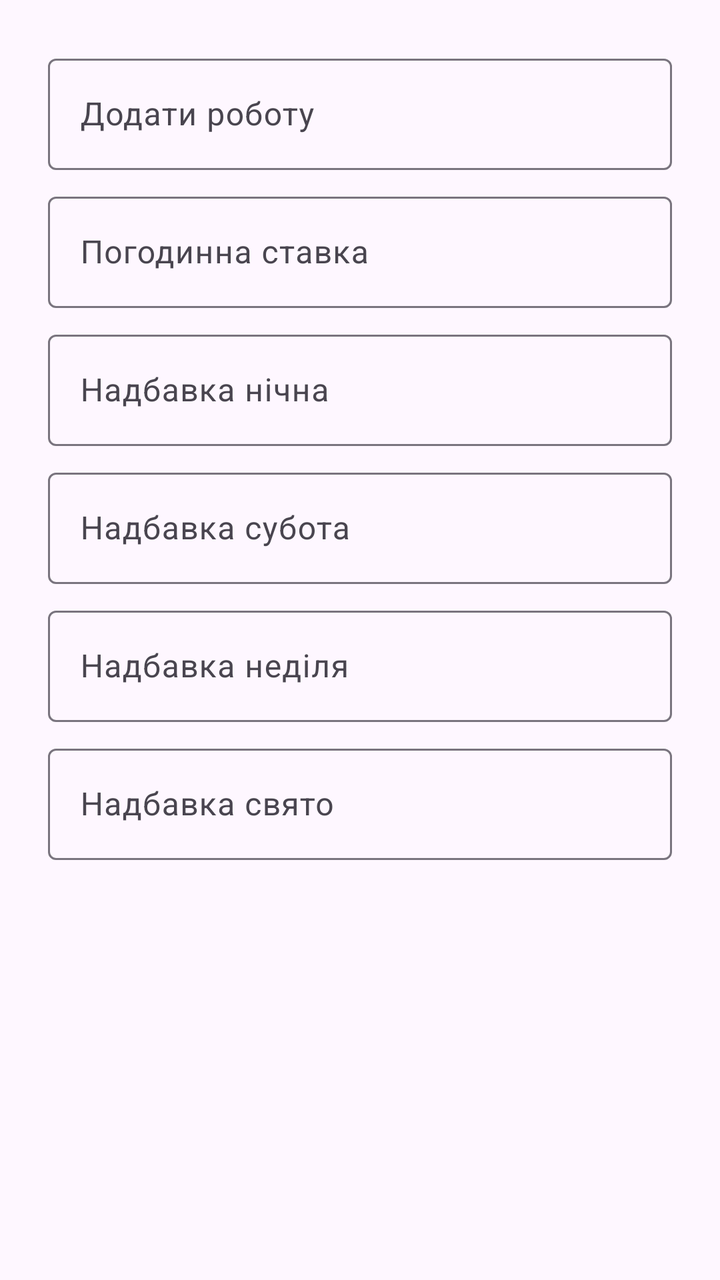
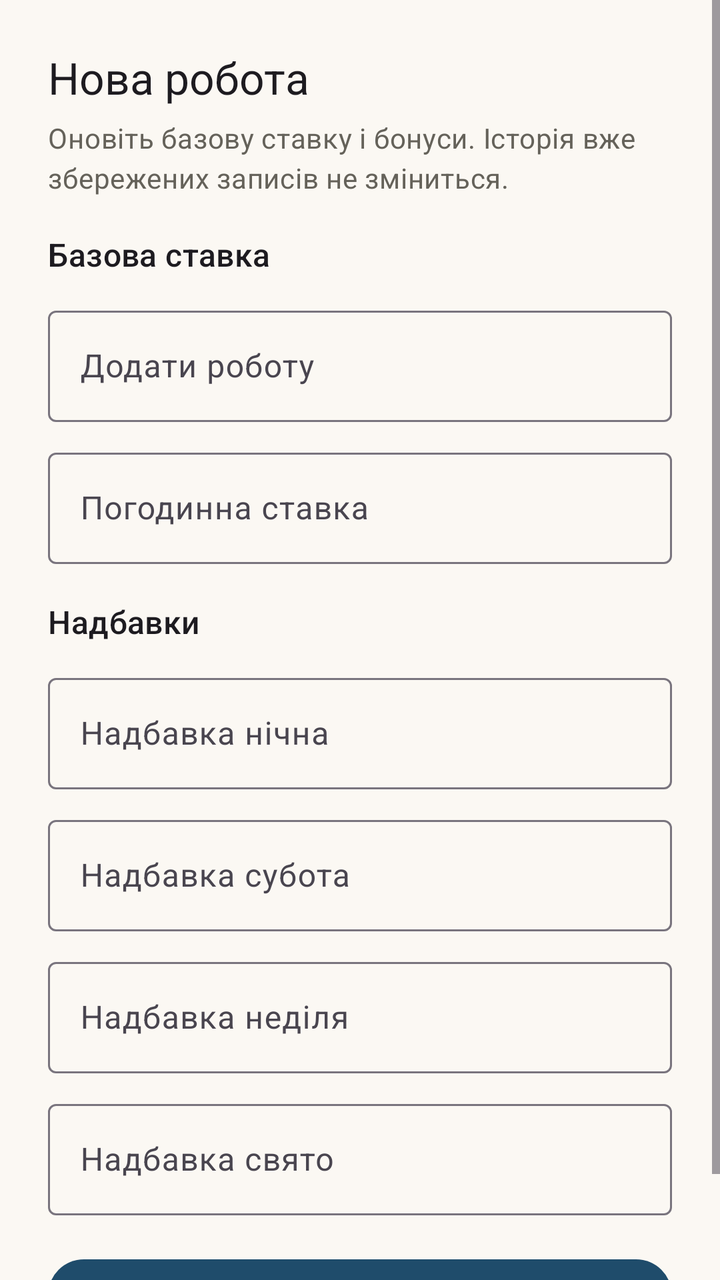

The first picture is an Android layout as it rendered before a commit; the second is the same layout after the commit. The layout source and the unified diff follow.
<!-- AndroidManifest.xml: application theme Theme.WorkTracker -->
<!-- res/layout/dialog_add_job.xml -->
<LinearLayout xmlns:android="http://schemas.android.com/apk/res/android"
    android:layout_width="match_parent"
    android:layout_height="wrap_content"
    android:orientation="vertical"
    android:padding="24dp">

    <com.google.android.material.textfield.TextInputLayout
        android:layout_width="match_parent"
        android:layout_height="wrap_content">
        <com.google.android.material.textfield.TextInputEditText
            android:id="@+id/editJobName"
            android:layout_width="match_parent"
            android:layout_height="wrap_content"
            android:hint="@string/add_job"/>
    </com.google.android.material.textfield.TextInputLayout>

    <com.google.android.material.textfield.TextInputLayout
        android:layout_width="match_parent"
        android:layout_height="wrap_content"
        android:layout_marginTop="8dp">
        <com.google.android.material.textfield.TextInputEditText
            android:id="@+id/editHourly"
            android:layout_width="match_parent"
            android:layout_height="wrap_content"
            android:inputType="numberDecimal"
            android:hint="@string/hourly_rate"/>
    </com.google.android.material.textfield.TextInputLayout>

    <com.google.android.material.textfield.TextInputLayout
        android:layout_width="match_parent"
        android:layout_height="wrap_content"
        android:layout_marginTop="8dp">
        <com.google.android.material.textfield.TextInputEditText
            android:id="@+id/editNight"
            android:layout_width="match_parent"
            android:layout_height="wrap_content"
            android:inputType="numberDecimal"
            android:hint="@string/night_bonus"/>
    </com.google.android.material.textfield.TextInputLayout>

    <com.google.android.material.textfield.TextInputLayout
        android:layout_width="match_parent"
        android:layout_height="wrap_content"
        android:layout_marginTop="8dp">
        <com.google.android.material.textfield.TextInputEditText
            android:id="@+id/editSat"
            android:layout_width="match_parent"
            android:layout_height="wrap_content"
            android:inputType="numberDecimal"
            android:hint="@string/sat_bonus"/>
    </com.google.android.material.textfield.TextInputLayout>

    <com.google.android.material.textfield.TextInputLayout
        android:layout_width="match_parent"
        android:layout_height="wrap_content"
        android:layout_marginTop="8dp">
        <com.google.android.material.textfield.TextInputEditText
            android:id="@+id/editSun"
            android:layout_width="match_parent"
            android:layout_height="wrap_content"
            android:inputType="numberDecimal"
            android:hint="@string/sun_bonus"/>
    </com.google.android.material.textfield.TextInputLayout>

    <com.google.android.material.textfield.TextInputLayout
        android:layout_width="match_parent"
        android:layout_height="wrap_content"
        android:layout_marginTop="8dp">
        <com.google.android.material.textfield.TextInputEditText
            android:id="@+id/editHol"
            android:layout_width="match_parent"
            android:layout_height="wrap_content"
            android:inputType="numberDecimal"
            android:hint="@string/hol_bonus"/>
    </com.google.android.material.textfield.TextInputLayout>

</LinearLayout>
<!-- resources referenced by this layout -->
<resources>
  <string name="add_job">Додати роботу</string>
  <string name="hol_bonus">Надбавка свято</string>
  <string name="hourly_rate">Погодинна ставка</string>
  <string name="night_bonus">Надбавка нічна</string>
  <string name="sat_bonus">Надбавка субота</string>
  <string name="sun_bonus">Надбавка неділя</string>
  <style name="Theme.WorkTracker" parent="Theme.Material3.Light.NoActionBar">
          <item name="colorPrimary">@color/primary</item>
          <item name="colorOnPrimary">@color/onPrimary</item>
          <item name="colorPrimaryContainer">@color/primaryContainer</item>
          <item name="colorOnPrimaryContainer">@color/onPrimaryContainer</item>
          <item name="colorSecondary">@color/secondary</item>
          <item name="colorOnSecondary">@color/onSecondary</item>
          <item name="colorSecondaryContainer">@color/secondaryContainer</item>
          <item name="colorOnSecondaryContainer">@color/onSecondaryContainer</item>
          <item name="colorTertiary">@color/tertiary</item>
          <item name="colorOnTertiary">@color/onTertiary</item>
          <item name="colorTertiaryContainer">@color/tertiaryContainer</item>
          <item name="colorOnTertiaryContainer">@color/onTertiaryContainer</item>
          <item name="colorError">@color/error</item>
          <item name="colorOnError">@color/onError</item>
          <item name="colorOnBackground">@color/onBackground</item>
          <item name="colorSurface">@color/surface</item>
          <item name="colorOnSurface">@color/onSurface</item>
      </style>
  <color name="primary">#6750A4</color>
  <color name="onPrimary">#FFFFFF</color>
  <color name="primaryContainer">#EADDFF</color>
  <color name="onPrimaryContainer">#21005D</color>
  <color name="secondary">#625B71</color>
  <color name="onSecondary">#FFFFFF</color>
  <color name="secondaryContainer">#E8DEF8</color>
  <color name="onSecondaryContainer">#1D192B</color>
  <color name="tertiary">#7D5260</color>
  <color name="onTertiary">#FFFFFF</color>
  <color name="tertiaryContainer">#FFD8E4</color>
  <color name="onTertiaryContainer">#31111D</color>
  <color name="error">#B3261E</color>
  <color name="onError">#FFFFFF</color>
  <color name="onBackground">#1C1B1F</color>
  <color name="surface">#FFFBFE</color>
  <color name="onSurface">#1C1B1F</color>
</resources>

<!-- the commit's change to res/layout/dialog_add_job.xml (unified diff, before → after) -->
@@ -1,77 +1,126 @@
-<LinearLayout xmlns:android="http://schemas.android.com/apk/res/android"
+<ScrollView xmlns:android="http://schemas.android.com/apk/res/android"
+    xmlns:app="http://schemas.android.com/apk/res-auto"
     android:layout_width="match_parent"
     android:layout_height="wrap_content"
-    android:orientation="vertical"
-    android:padding="24dp">
+    android:fillViewport="true">
 
-    <com.google.android.material.textfield.TextInputLayout
+    <LinearLayout
         android:layout_width="match_parent"
-        android:layout_height="wrap_content">
-        <com.google.android.material.textfield.TextInputEditText
-            android:id="@+id/editJobName"
+        android:layout_height="wrap_content"
+        android:orientation="vertical"
+        android:padding="24dp">
+
+        <TextView
+            android:layout_width="wrap_content"
+            android:layout_height="wrap_content"
+            android:text="@string/job_dialog_create_title"
+            style="@style/TextAppearance.Material3.TitleLarge" />
+
+        <TextView
             android:layout_width="match_parent"
             android:layout_height="wrap_content"
-            android:hint="@string/add_job"/>
-    </com.google.android.material.textfield.TextInputLayout>
+            android:layout_marginTop="6dp"
+            android:text="@string/job_dialog_subtitle"
+            android:textColor="@color/chart_axis_text"
+            style="@style/TextAppearance.Material3.BodyMedium" />
 
-    <com.google.android.material.textfield.TextInputLayout
-        android:layout_width="match_parent"
-        android:layout_height="wrap_content"
-        android:layout_marginTop="8dp">
-        <com.google.android.material.textfield.TextInputEditText
-            android:id="@+id/editHourly"
+        <TextView
+            android:layout_width="wrap_content"
+            android:layout_height="wrap_content"
+            android:layout_marginTop="18dp"
+            android:text="@string/job_dialog_rate_title"
+            style="@style/TextAppearance.Material3.TitleMedium" />
+
+        <com.google.android.material.textfield.TextInputLayout
             android:layout_width="match_parent"
             android:layout_height="wrap_content"
-            android:inputType="numberDecimal"
-            android:hint="@string/hourly_rate"/>
-    </com.google.android.material.textfield.TextInputLayout>
+            android:layout_marginTop="12dp">
 
-    <com.google.android.material.textfield.TextInputLayout
-        android:layout_width="match_parent"
-        android:layout_height="wrap_content"
-        android:layout_marginTop="8dp">
-        <com.google.android.material.textfield.TextInputEditText
-            android:id="@+id/editNight"
+            <com.google.android.material.textfield.TextInputEditText
+                android:id="@+id/editJobName"
+                android:layout_width="match_parent"
+                android:layout_height="wrap_content"
+                android:hint="@string/add_job" />
+        </com.google.android.material.textfield.TextInputLayout>
+
+        <com.google.android.material.textfield.TextInputLayout
             android:layout_width="match_parent"
             android:layout_height="wrap_content"
-            android:inputType="numberDecimal"
-            android:hint="@string/night_bonus"/>
-    </com.google.android.material.textfield.TextInputLayout>
+            android:layout_marginTop="10dp">
 
-    <com.google.android.material.textfield.TextInputLayout
-        android:layout_width="match_parent"
-        android:layout_height="wrap_content"
-        android:layout_marginTop="8dp">
-        <com.google.android.material.textfield.TextInputEditText
-            android:id="@+id/editSat"
+            <com.google.android.material.textfield.TextInputEditText
+                android:id="@+id/editHourly"
+                android:layout_width="match_parent"
+                android:layout_height="wrap_content"
+                android:hint="@string/hourly_rate"
+                android:inputType="numberDecimal" />
+        </com.google.android.material.textfield.TextInputLayout>
+
+        <TextView
+            android:layout_width="wrap_content"
+            android:layout_height="wrap_content"
+            android:layout_marginTop="18dp"
+            android:text="@string/job_dialog_bonus_title"
+            style="@style/TextAppearance.Material3.TitleMedium" />
+
+        <com.google.android.material.textfield.TextInputLayout
             android:layout_width="match_parent"
             android:layout_height="wrap_content"
-            android:inputType="numberDecimal"
-            android:hint="@string/sat_bonus"/>
-    </com.google.android.material.textfield.TextInputLayout>
+            android:layout_marginTop="12dp">
 
-    <com.google.android.material.textfield.TextInputLayout
-        android:layout_width="match_parent"
-        android:layout_height="wrap_content"
-        android:layout_marginTop="8dp">
-        <com.google.android.material.textfield.TextInputEditText
-            android:id="@+id/editSun"
+            <com.google.android.material.textfield.TextInputEditText
+                android:id="@+id/editNight"
+                android:layout_width="match_parent"
+                android:layout_height="wrap_content"
+                android:hint="@string/night_bonus"
+                android:inputType="numberDecimal" />
+        </com.google.android.material.textfield.TextInputLayout>
+
+        <com.google.android.material.textfield.TextInputLayout
             android:layout_width="match_parent"
             android:layout_height="wrap_content"
-            android:inputType="numberDecimal"
-            android:hint="@string/sun_bonus"/>
-    </com.google.android.material.textfield.TextInputLayout>
+            android:layout_marginTop="10dp">
 
-    <com.google.android.material.textfield.TextInputLayout
-        android:layout_width="match_parent"
-        android:layout_height="wrap_content"
-        android:layout_marginTop="8dp">
-        <com.google.android.material.textfield.TextInputEditText
-            android:id="@+id/editHol"
+            <com.google.android.material.textfield.TextInputEditText
+                android:id="@+id/editSat"
+                android:layout_width="match_parent"
+                android:layout_height="wrap_content"
+                android:hint="@string/sat_bonus"
+                android:inputType="numberDecimal" />
+        </com.google.android.material.textfield.TextInputLayout>
+
+        <com.google.android.material.textfield.TextInputLayout
             android:layout_width="match_parent"
             android:layout_height="wrap_content"
-            android:inputType="numberDecimal"
-            android:hint="@string/hol_bonus"/>
-    </com.google.android.material.textfield.TextInputLayout>
+            android:layout_marginTop="10dp">
 
-</LinearLayout>
+            <com.google.android.material.textfield.TextInputEditText
+                android:id="@+id/editSun"
+                android:layout_width="match_parent"
+                android:layout_height="wrap_content"
+                android:hint="@string/sun_bonus"
+                android:inputType="numberDecimal" />
+        </com.google.android.material.textfield.TextInputLayout>
+
+        <com.google.android.material.textfield.TextInputLayout
+            android:layout_width="match_parent"
+            android:layout_height="wrap_content"
+            android:layout_marginTop="10dp">
+
+            <com.google.android.material.textfield.TextInputEditText
+                android:id="@+id/editHol"
+                android:layout_width="match_parent"
+                android:layout_height="wrap_content"
+                android:hint="@string/hol_bonus"
+                android:inputType="numberDecimal" />
+        </com.google.android.material.textfield.TextInputLayout>
+
+        <com.google.android.material.button.MaterialButton
+            android:id="@+id/buttonSave"
+            android:layout_width="match_parent"
+            android:layout_height="wrap_content"
+            android:layout_marginTop="18dp"
+            android:text="@string/save"
+            app:cornerRadius="18dp" />
+    </LinearLayout>
+</ScrollView>
<!-- resource entries referenced after the edit -->
@@ -1,10 +1,16 @@
 <!-- resources referenced by this layout -->
 <resources>
+  <color name="chart_axis_text">#65625A</color>
   <string name="add_job">Додати роботу</string>
   <string name="hol_bonus">Надбавка свято</string>
   <string name="hourly_rate">Погодинна ставка</string>
+  <string name="job_dialog_bonus_title">Надбавки</string>
+  <string name="job_dialog_create_title">Нова робота</string>
+  <string name="job_dialog_rate_title">Базова ставка</string>
+  <string name="job_dialog_subtitle">Оновіть базову ставку і бонуси. Історія вже збережених записів не зміниться.</string>
   <string name="night_bonus">Надбавка нічна</string>
   <string name="sat_bonus">Надбавка субота</string>
+  <string name="save">Зберегти</string>
   <string name="sun_bonus">Надбавка неділя</string>
   <style name="Theme.WorkTracker" parent="Theme.Material3.Light.NoActionBar">
           <item name="colorPrimary">@color/primary</item>
@@ -21,26 +27,39 @@
           <item name="colorOnTertiaryContainer">@color/onTertiaryContainer</item>
           <item name="colorError">@color/error</item>
           <item name="colorOnError">@color/onError</item>
+          <item name="android:windowBackground">@color/background</item>
+          <item name="android:statusBarColor">@android:color/transparent</item>
+          <item name="android:navigationBarColor">@android:color/transparent</item>
           <item name="colorOnBackground">@color/onBackground</item>
+          <item name="android:colorBackground">@color/background</item>
           <item name="colorSurface">@color/surface</item>
           <item name="colorOnSurface">@color/onSurface</item>
+          <item name="materialAlertDialogTheme">@style/ThemeOverlay.WorkTracker.MaterialAlertDialog</item>
       </style>
-  <color name="primary">#6750A4</color>
+  <color name="primary">#1F4C6B</color>
   <color name="onPrimary">#FFFFFF</color>
-  <color name="primaryContainer">#EADDFF</color>
-  <color name="onPrimaryContainer">#21005D</color>
-  <color name="secondary">#625B71</color>
+  <color name="primaryContainer">#D7EBF7</color>
+  <color name="onPrimaryContainer">#0D2A3D</color>
+  <color name="secondary">#2F6B5F</color>
   <color name="onSecondary">#FFFFFF</color>
-  <color name="secondaryContainer">#E8DEF8</color>
-  <color name="onSecondaryContainer">#1D192B</color>
-  <color name="tertiary">#7D5260</color>
+  <color name="secondaryContainer">#D9F0E9</color>
+  <color name="onSecondaryContainer">#12352E</color>
+  <color name="tertiary">#C17A1A</color>
   <color name="onTertiary">#FFFFFF</color>
-  <color name="tertiaryContainer">#FFD8E4</color>
-  <color name="onTertiaryContainer">#31111D</color>
+  <color name="tertiaryContainer">#FCE7C7</color>
+  <color name="onTertiaryContainer">#503106</color>
   <color name="error">#B3261E</color>
   <color name="onError">#FFFFFF</color>
-  <color name="onBackground">#1C1B1F</color>
-  <color name="surface">#FFFBFE</color>
-  <color name="onSurface">#1C1B1F</color>
+  <color name="background">#FBF8F3</color>
+  <color name="onBackground">#1F1B16</color>
+  <color name="surface">#FEFCF8</color>
+  <color name="onSurface">#1F1B16</color>
+  <style name="ThemeOverlay.WorkTracker.MaterialAlertDialog" parent="ThemeOverlay.Material3.MaterialAlertDialog">
+          <item name="shapeAppearanceMediumComponent">@style/ShapeAppearance.WorkTracker.RoundedDialog</item>
+      </style>
+  <style name="ShapeAppearance.WorkTracker.RoundedDialog" parent="">
+          <item name="cornerFamily">rounded</item>
+          <item name="cornerSize">28dp</item>
+      </style>
 </resources>
 
